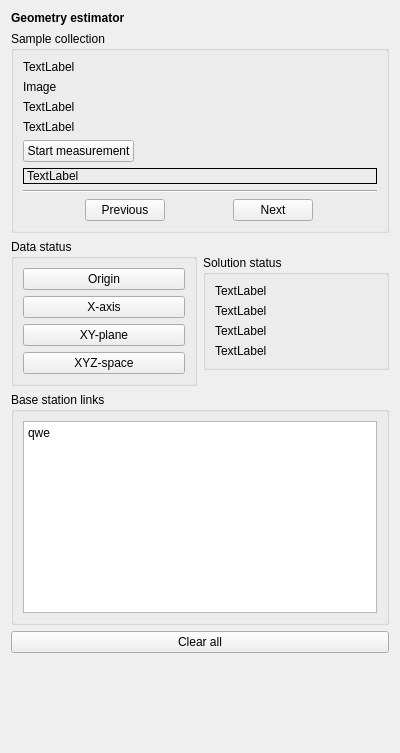
Old version of the form src/cfclient/ui/widgets/geo_estimator.ui in the repository bitcraze/crazyflie-clients-python.
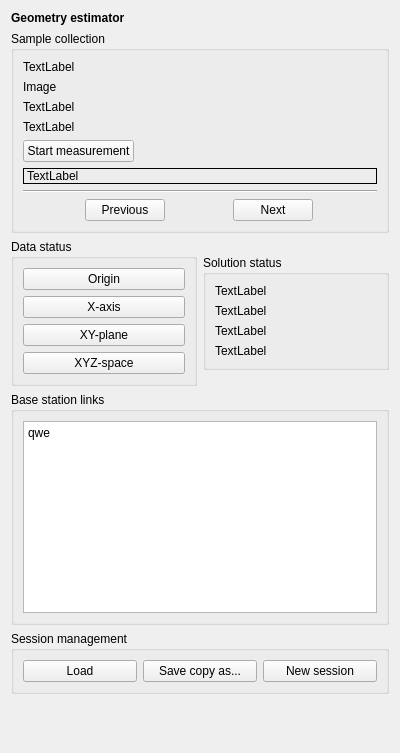
New version of the form.

Commit message: Added file and session management

Patch:
```diff
--- a/src/cfclient/ui/widgets/geo_estimator.ui
+++ b/src/cfclient/ui/widgets/geo_estimator.ui
@@ -261,10 +261,33 @@
     </widget>
    </item>
    <item>
-    <widget class="QPushButton" name="_clear_all_button">
-     <property name="text">
-      <string>Clear all</string>
+    <widget class="QGroupBox" name="groupBox">
+     <property name="title">
+      <string>Session management</string>
      </property>
+     <layout class="QHBoxLayout" name="horizontalLayout_3">
+      <item>
+       <widget class="QPushButton" name="_load_button">
+        <property name="text">
+         <string>Load</string>
+        </property>
+       </widget>
+      </item>
+      <item>
+       <widget class="QPushButton" name="_save_button">
+        <property name="text">
+         <string>Save copy as...</string>
+        </property>
+       </widget>
+      </item>
+      <item>
+       <widget class="QPushButton" name="_clear_all_button">
+        <property name="text">
+         <string>New session</string>
+        </property>
+       </widget>
+      </item>
+     </layout>
     </widget>
    </item>
    <item>
```
The commit also changes 1 other file.
